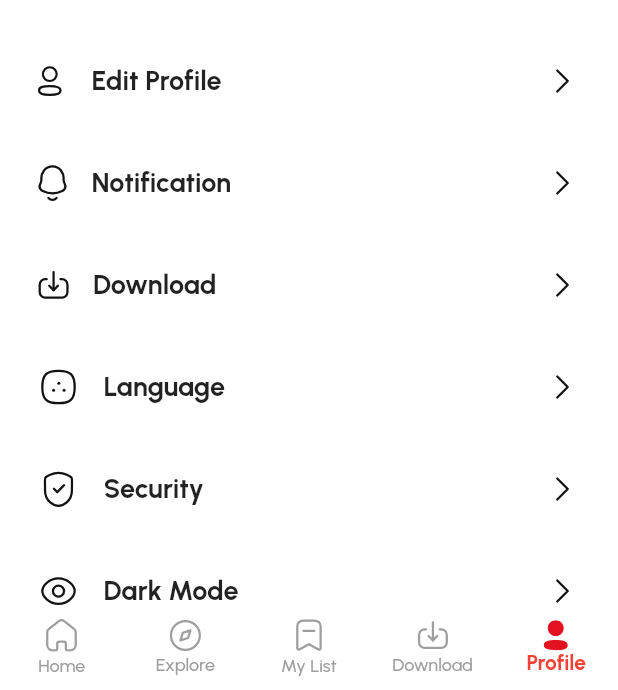
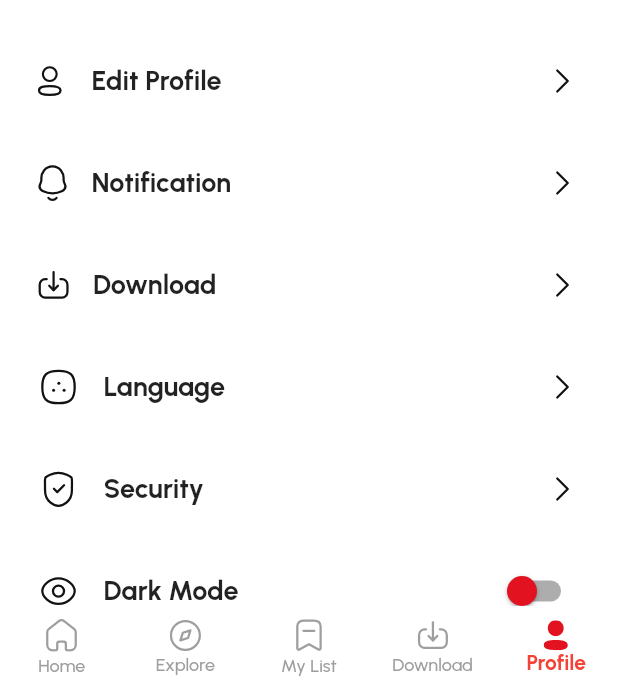
Before and after one commit to MohmaedSobhy/flutter_movie_ui_app, a Flutter app: the screen it shows after launch, swiped to page 5, on a phone screen of 412 x 824 dp, the part 546-1236 px from its top. Run offline on Flutter 3.47's test engine with Material 3 defaults, Android fonts, the phone set to English and light mode, and no system bars; our stand-ins replace bloc, flutter_bloc, flutter_svg, google_fonts, shared_preferences.

Commit message:
change switch theme

```diff
--- a/lib/core/theme/app_theme.dart
+++ b/lib/core/theme/app_theme.dart
@@ -25,6 +25,7 @@ abstract class AppTheme {
   );
 
   static ThemeData darkMode = ThemeData(
+    useMaterial3: false,
     appBarTheme: const AppBarTheme(
       backgroundColor: AppColors.dark1,
       iconTheme: IconThemeData(color: AppColors.white),
--- a/lib/feature/profile/presentation/screens/profile_screen.dart
+++ b/lib/feature/profile/presentation/screens/profile_screen.dart
@@ -5,6 +5,7 @@ import 'package:movie_app/core/widgets/custome_app_bar.dart';
 import 'package:movie_app/feature/profile/data/model/profile_option_model.dart';
 import 'package:movie_app/feature/profile/presentation/views/premium_card_view.dart';
 import 'package:movie_app/feature/profile/presentation/views/user_profile_info.dart';
+import 'package:movie_app/feature/profile/presentation/widgets/profile_item_dark_mode.dart';
 import 'package:movie_app/feature/profile/presentation/widgets/profile_item_widget.dart';
 
 class ProfileScreen extends StatelessWidget {
@@ -63,7 +64,7 @@ class ProfileScreen extends StatelessWidget {
             ),
           ),
           SliverToBoxAdapter(
-            child: ProfileItemWidget(
+            child: ProfileItemDarkMode(
               profileOptionModel: ProfileOptionModel.getAllProfileOptions()[5],
               onTap: () {
                 AppThemeCubit.instanse.changeTheme();
--- a/lib/feature/profile/presentation/widgets/profile_item_dark_mode.dart
+++ b/lib/feature/profile/presentation/widgets/profile_item_dark_mode.dart
@@ -1,5 +1,8 @@
-import 'package:flutter/foundation.dart';
 import 'package:flutter/material.dart';
+import 'package:flutter_svg/svg.dart';
+import 'package:movie_app/core/theme/app_color.dart';
+import 'package:movie_app/core/theme/app_dynamic_color.dart';
+import 'package:movie_app/core/theme/controller/app_theme_cubit.dart';
 import 'package:movie_app/feature/profile/data/model/profile_option_model.dart';
 
 class ProfileItemDarkMode extends StatelessWidget {
@@ -17,6 +20,29 @@ class ProfileItemDarkMode extends StatelessWidget {
       padding: const EdgeInsets.all(10),
       child: ListTile(
         onTap: onTap,
+        leading: SvgPicture.asset(
+          profileOptionModel.imagePath,
+          colorFilter: ColorFilter.mode(
+            AppDynamicColorBuilder.getGrey900AndWhite(context),
+            BlendMode.srcIn,
+          ),
+        ),
+        minLeadingWidth: 20,
+        contentPadding: const EdgeInsets.all(0),
+        visualDensity: const VisualDensity(vertical: -2),
+        title: Text(
+          profileOptionModel.title,
+          style: Theme.of(context).textTheme.titleLarge!.copyWith(),
+        ),
+        trailing: Switch(
+          activeColor: AppColors.white,
+          inactiveThumbColor: Theme.of(context).primaryColor,
+          activeTrackColor: Theme.of(context).primaryColor,
+          value: AppDynamicColorBuilder.isDarkMode,
+          onChanged: (value) {
+            AppThemeCubit.instanse.changeTheme();
+          },
+        ),
       ),
     );
   }
```
